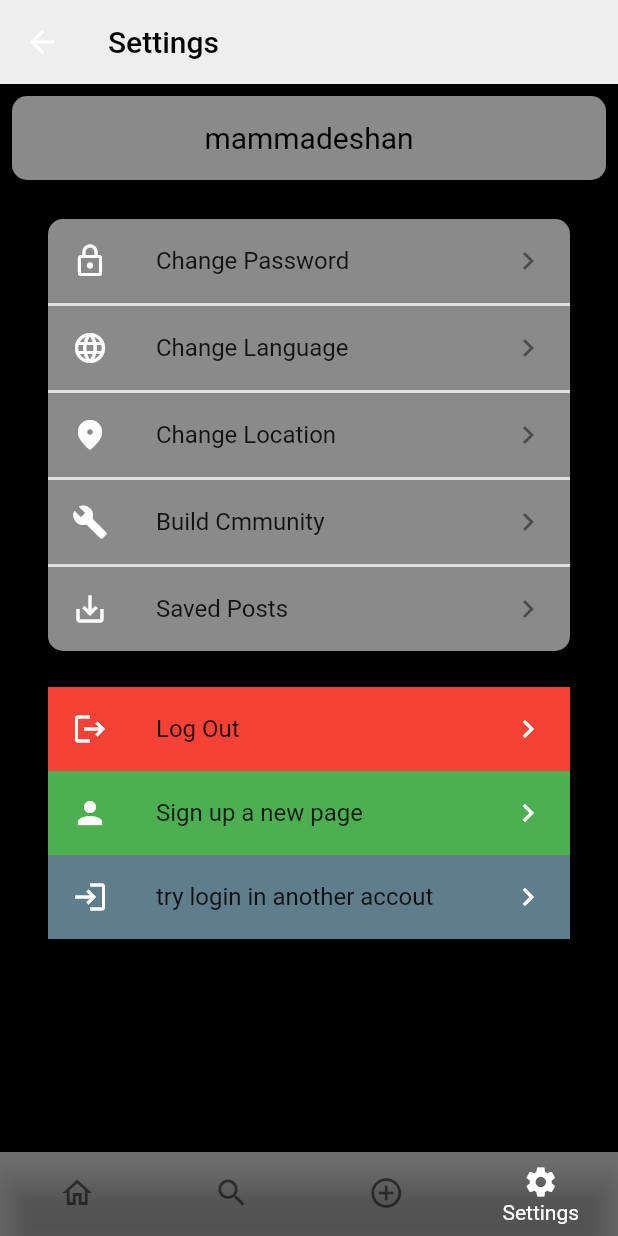
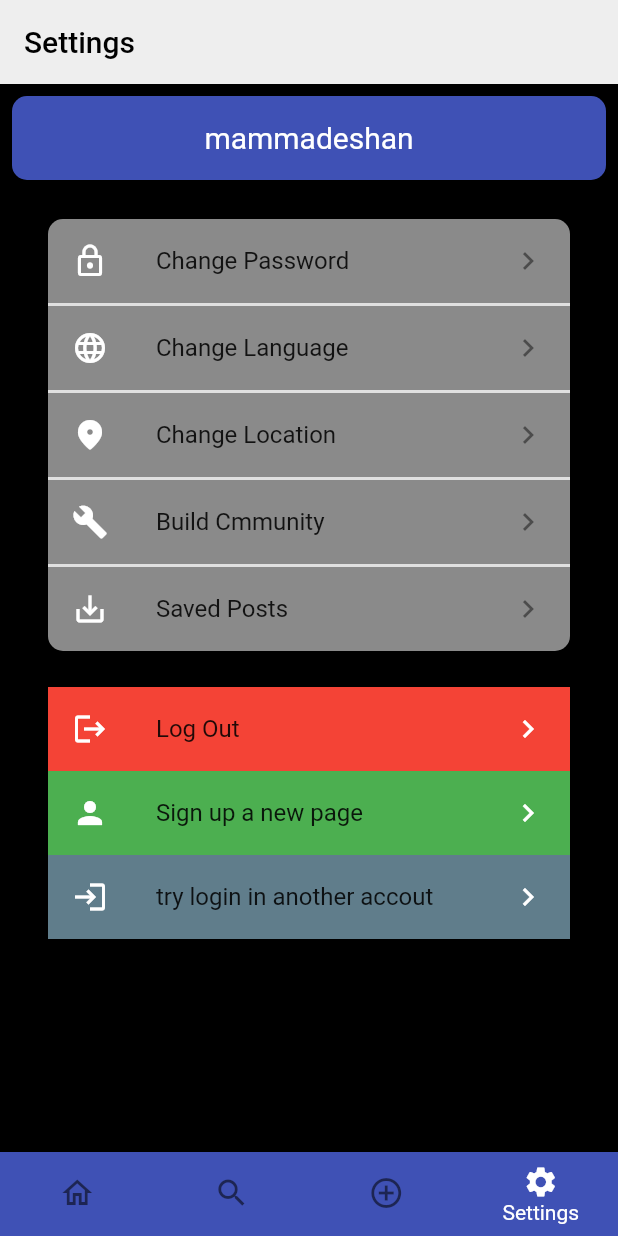
Before and after one commit to MohammadHuseyn/Reddit-SBU, a Flutter app: the BottomSwitcher screen opened directly, item 4 of the bottom bar chosen, on a phone screen of 412 x 824 dp. Run offline on Flutter 3.47's test engine with Material 2 defaults, Android fonts, the phone set to English and light mode, and no system bars; our stand-ins replace file_picker; missing offline and left inert: dart:html, firebase_auth_web, firebase_core_web, google_sign_in_web; accounts and stored records are empty.

Commit message:
some color changed and bug fixed

```diff
--- a/lib/PageNavigator.dart
+++ b/lib/PageNavigator.dart
@@ -58,7 +58,7 @@ class _BottomSwitcherState extends State<BottomSwitcher> {
           child: _swithcerView.elementAt(index),
         ),
         bottomNavigationBar: BottomNavigationBar(
-          backgroundColor: Colors.black54,
+          backgroundColor: Colors.indigo,
           currentIndex: index,
           onTap: _onTapNavigationItemBar,
           showSelectedLabels: true,
--- a/lib/bottomSwitcher/add.dart
+++ b/lib/bottomSwitcher/add.dart
@@ -19,6 +19,7 @@ class _AddState extends State<Add> {
     return Scaffold(
         backgroundColor: Colors.black,
         appBar: AppBar(
+          automaticallyImplyLeading: false,
           backgroundColor: Colors.black54,
           title: Text("Select Comminuty or post"),
         ),
@@ -49,7 +50,7 @@ class _AddState extends State<Add> {
             ),
             GestureDetector(
               child: Container(
-                color: Colors.indigo,
+                color: Colors.deepOrangeAccent,
                 width: MediaQuery.of(context).size.width / 2,
                 child: Center(
                     child: Column(
--- a/lib/bottomSwitcher/search.dart
+++ b/lib/bottomSwitcher/search.dart
@@ -22,6 +22,7 @@ class _SearchState extends State<Search> {
       data: ThemeData(backgroundColor: Colors.black54),
       child: Scaffold(
         appBar: AppBar(
+          automaticallyImplyLeading: false,
           backgroundColor: Colors.black,
           title: Text("Explore in communities"),
           actions: [
--- a/lib/bottomSwitcher/settings.dart
+++ b/lib/bottomSwitcher/settings.dart
@@ -17,6 +17,7 @@ class _SettingsState extends State<Settings> {
     return Scaffold(
       backgroundColor: Colors.black,
       appBar: AppBar(
+        automaticallyImplyLeading: false,
         elevation: 0,
         backgroundColor: Colors.grey.shade200,
         title: Text(
@@ -35,14 +36,14 @@ class _SettingsState extends State<Settings> {
                   shape: RoundedRectangleBorder(
                       borderRadius: BorderRadius.circular(10.0)),
                   margin: const EdgeInsets.all(8.0),
-                  color: Colors.white54,
+                  color: Colors.indigo,
                   child: ListTile(
                     onTap: () {},
                     title: Center(
                       child: Text(
                         widget.mainUser.username,
                         style: TextStyle(
-                            color: Colors.black, fontWeight: FontWeight.w400,fontSize: 20),
+                            color: Colors.white, fontWeight: FontWeight.w400,fontSize: 20),
                       ),
                     ),
                     // leading: CircleAvatar(
```
